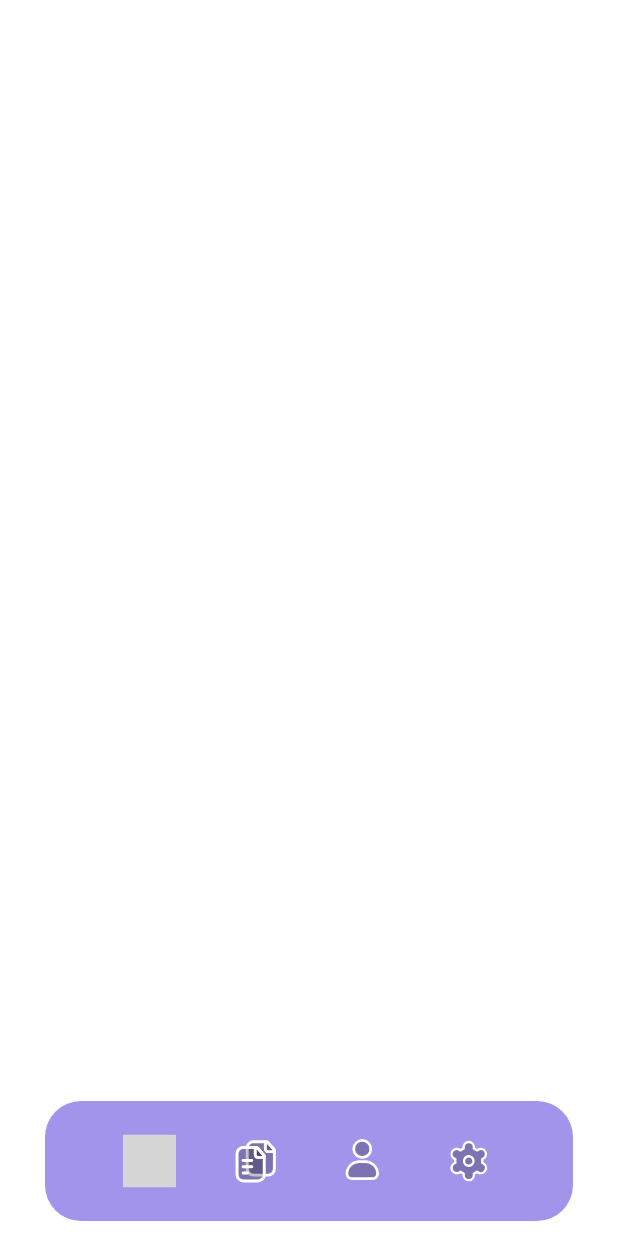
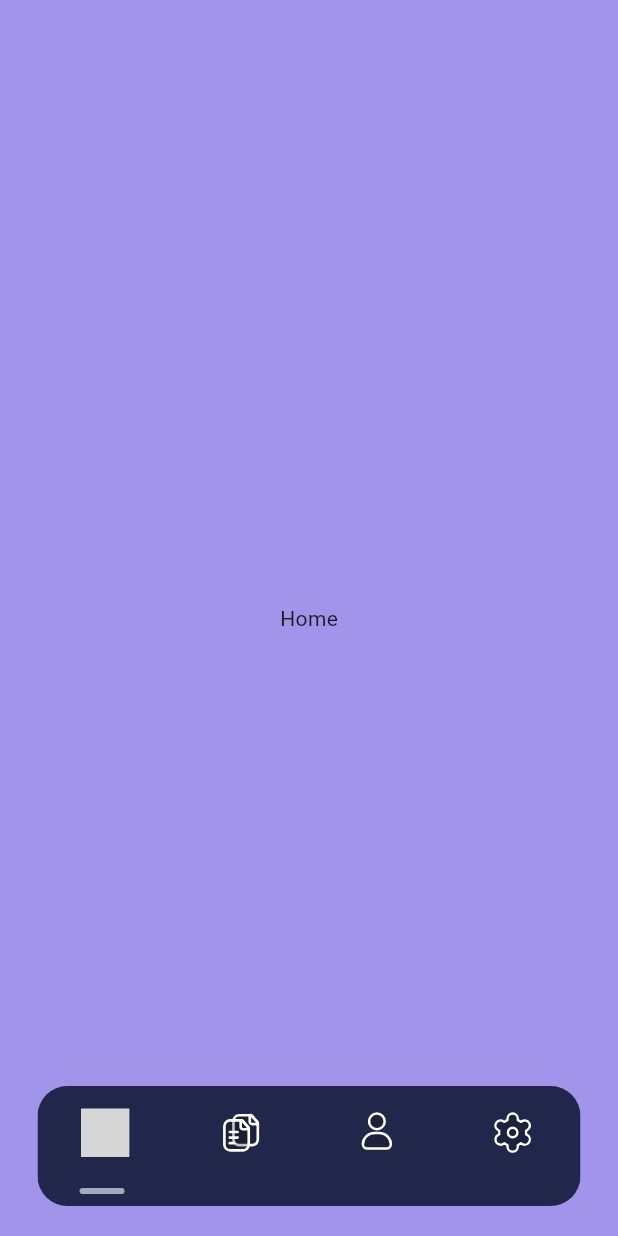
Before and after one commit to riju-stone/autopass, a Flutter app: the screen it shows after launch, on a phone screen of 412 x 824 dp. Run offline on Flutter 3.47's test engine with Material 3 defaults, Android fonts, the light colour scheme and no system bars; our stand-ins replace flutter_riverpod, lottie; grey boxes are pictures that could not be loaded.

Commit message:
added: custom navigation logic

```diff
--- a/lib/bottom_navigation.dart
+++ b/lib/bottom_navigation.dart
@@ -1,51 +1,135 @@
+import 'dart:io' show Platform;
+import 'package:flutter/material.dart';
+import 'package:flutter_riverpod/flutter_riverpod.dart';
+
 import 'package:autopass/constants.dart';
+
 import 'package:autopass/custom/lottie_icons.dart';
-import 'package:flutter/material.dart';
+import 'package:autopass/custom/tab_indicator.dart';
 
-class BottomNavigation extends StatefulWidget {
+import 'package:autopass/screens/home_screen.dart';
+import 'package:autopass/screens/settings_screen.dart';
+import 'package:autopass/screens/user_screen.dart';
+import 'package:autopass/screens/vault_screen.dart';
+
+final _navIndexProvider = StateProvider((ref) => 0);
+
+class BottomNavigation extends StatelessWidget {
   const BottomNavigation({super.key});
 
-  @override
-  State<BottomNavigation> createState() => _BottomNavigationState();
-}
+  final List<Widget> screens = const [
+    HomeScreen(),
+    VaultScreen(),
+    UserScreen(),
+    SettingsScreen()
+  ];
 
-class _BottomNavigationState extends State<BottomNavigation> {
   @override
   Widget build(BuildContext context) {
     return Scaffold(
       backgroundColor: darkBackgroundColor,
-      bottomNavigationBar: SafeArea(
+      body: Consumer(
+        builder: (context, ref, child) {
+          final currentIndex = ref.watch(_navIndexProvider);
+          return IndexedStack(
+            index: currentIndex,
+            children: screens,
+          );
+        },
+      ),
+      floatingActionButtonLocation: FloatingActionButtonLocation.centerDocked,
+      floatingActionButton: SafeArea(
         child: Container(
           height: 80,
-          padding: const EdgeInsets.all(12),
-          margin: const EdgeInsets.symmetric(horizontal: 30, vertical: 10),
-          decoration: BoxDecoration(
-            color: primaryColor.withOpacity(1),
-            borderRadius: const BorderRadius.all(Radius.circular(24)),
+          margin: EdgeInsets.only(
+              left: 25, right: 25, bottom: Platform.isAndroid == true ? 20 : 5),
+          child: Consumer(
+            builder: (context, ref, child) {
+              final currentIndex = ref.watch(_navIndexProvider);
+              return ClipRRect(
+                borderRadius: BorderRadius.circular(20),
+                clipBehavior: Clip.antiAliasWithSaveLayer,
+                child: Column(
+                  mainAxisAlignment: MainAxisAlignment.spaceBetween,
+                  children: [
+                    BottomNavigationBar(
+                      type: BottomNavigationBarType.fixed,
+                      currentIndex: currentIndex,
+                      backgroundColor: darkBlueColor,
+                      showSelectedLabels: false,
+                      showUnselectedLabels: false,
+                      elevation: 0,
+                      onTap: (value) {
+                        ref
+                            .read(_navIndexProvider.notifier)
+                            .update((state) => value);
+                      },
+                      items: [
+                        BottomNavigationBarItem(
+                          label: "Home",
+                          icon: LottieIcon(
+                            iconName: "home",
+                            height: 32,
+                            width: 32,
+                            onTap: () {
+                              ref
+                                  .read(_navIndexProvider.notifier)
+                                  .update((state) => 0);
+                            },
                           ),
-          child:
-              const Row(mainAxisAlignment: MainAxisAlignment.center, children: [
-            LottieIcon(
-              iconName: "home",
-              height: 35,
-              width: 55,
                         ),
-            LottieIcon(
+                        BottomNavigationBarItem(
+                          label: "Vault",
+                          icon: LottieIcon(
                             iconName: "vault",
-              height: 38,
-              width: 55,
+                            height: 34,
+                            width: 34,
+                            onTap: () {
+                              ref
+                                  .read(_navIndexProvider.notifier)
+                                  .update((state) => 1);
+                            },
                           ),
-            LottieIcon(
+                        ),
+                        BottomNavigationBarItem(
+                          label: "User",
+                          icon: LottieIcon(
                             iconName: "user",
-              height: 35,
-              width: 55,
+                            height: 32,
+                            width: 32,
+                            onTap: () {
+                              ref
+                                  .read(_navIndexProvider.notifier)
+                                  .update((state) => 2);
+                            },
                           ),
-            LottieIcon(
+                        ),
+                        BottomNavigationBarItem(
+                          label: "Settings",
+                          icon: LottieIcon(
                             iconName: "settings",
                             height: 30,
-              width: 55,
-            )
-          ]),
+                            width: 30,
+                            onTap: () {
+                              ref
+                                  .read(_navIndexProvider.notifier)
+                                  .update((state) => 3);
+                            },
+                          ),
+                        ),
+                      ],
+                    ),
+                    TabIndicator(
+                      selectedIndex: currentIndex,
+                      backgroundColor: darkBlueColor,
+                      selectedTabColor: Colors.white.withOpacity(0.6),
+                      unselectedTabColor: darkBlueColor,
+                    ),
+                  ],
+                ),
+              );
+            },
+          ),
         ),
       ),
     );
--- a/lib/constants.dart
+++ b/lib/constants.dart
@@ -2,8 +2,10 @@ import 'dart:ui';
 
 import 'package:flutter/material.dart';
 
-const Color primaryColor = Color(0x00a194ea);
-const Color secondaryColor = Color(0x00d9fe82);
-const Color tertiaryColor = Color(0x00f3b1f7);
+const Color primaryColor = Color(0xffa194ea);
+const Color darkBlueColor = Color(0xff20274a);
+const Color paleBlueColor = Color(0xffdcdbfc);
+const Color secondaryColor = Color(0xffd9fe82);
+const Color tertiaryColor = Color(0xfff3b1f7);
 
-const Color darkBackgroundColor = Color(0x00141414);
+const Color darkBackgroundColor = Color(0xff141414);
--- a/lib/custom/lottie_icons.dart
+++ b/lib/custom/lottie_icons.dart
@@ -6,11 +6,13 @@ class LottieIcon extends StatefulWidget {
       {super.key,
       required this.iconName,
       required this.height,
-      required this.width});
+      required this.width,
+      required this.onTap});
 
   final String iconName;
   final double height;
   final double width;
+  final Function onTap;
 
   @override
   State<LottieIcon> createState() => _LottieIconState();
@@ -33,12 +35,13 @@ class _LottieIconState extends State<LottieIcon> with TickerProviderStateMixin {
 
   @override
   Widget build(BuildContext context) {
-    return IconButton(
-      onPressed: () {
+    return GestureDetector(
+      onTap: () {
+        widget.onTap();
         _controller.reset();
         _controller.forward();
       },
-      icon: Lottie.asset('assets/icons/animated/${widget.iconName}.json',
+      child: Lottie.asset('assets/icons/animated/${widget.iconName}.json',
           height: widget.height,
           width: widget.width,
           controller: _controller, onLoaded: (composition) {
--- /dev/null
+++ b/lib/custom/tab_indicator.dart
@@ -0,0 +1,56 @@
+import 'package:flutter/material.dart';
+
+// ignore: must_be_immutable
+class TabIndicator extends StatefulWidget {
+  TabIndicator({
+    super.key,
+    required this.selectedIndex,
+    required this.backgroundColor,
+    required this.selectedTabColor,
+    required this.unselectedTabColor,
+  });
+
+  late int selectedIndex;
+  final Color backgroundColor;
+  final Color selectedTabColor;
+  final Color unselectedTabColor;
+
+  @override
+  State<TabIndicator> createState() => _TabIndicatorState();
+}
+
+class _TabIndicatorState extends State<TabIndicator>
+    with TickerProviderStateMixin {
+  @override
+  Widget build(BuildContext context) {
+    return Container(
+      height: 12,
+      padding: const EdgeInsets.symmetric(horizontal: 28),
+      decoration: BoxDecoration(
+        color: widget.backgroundColor,
+      ),
+      child: Row(
+        mainAxisAlignment: MainAxisAlignment.spaceBetween,
+        crossAxisAlignment: CrossAxisAlignment.start,
+        children: [
+          for (int i = 0; i < 4; i++)
+            Container(
+              height: 4,
+              width: 30,
+              decoration: BoxDecoration(
+                color: i == widget.selectedIndex
+                    ? widget.selectedTabColor
+                    : widget.unselectedTabColor,
+                borderRadius: const BorderRadius.only(
+                  bottomLeft: Radius.circular(50),
+                  bottomRight: Radius.circular(50),
+                  topLeft: Radius.circular(50),
+                  topRight: Radius.circular(50),
+                ),
+              ),
+            )
+        ],
+      ),
+    );
+  }
+}
--- a/lib/main.dart
+++ b/lib/main.dart
@@ -1,12 +1,13 @@
 import 'package:flutter/material.dart';
 import 'package:autopass/bottom_navigation.dart';
+import 'package:flutter_riverpod/flutter_riverpod.dart';
 
 void main() {
-  runApp(const MyApp());
+  runApp(const ProviderScope(child: AutoPassApp()));
 }
 
-class MyApp extends StatelessWidget {
-  const MyApp({super.key});
+class AutoPassApp extends StatelessWidget {
+  const AutoPassApp({super.key});
 
   // This widget is the root of your application.
   @override
--- /dev/null
+++ b/lib/screens/home_screen.dart
@@ -0,0 +1,17 @@
+import 'package:autopass/constants.dart';
+import 'package:flutter/material.dart';
+
+class HomeScreen extends StatelessWidget {
+  const HomeScreen({super.key});
+
+  @override
+  Widget build(BuildContext context) {
+    return const Scaffold(
+      extendBody: true,
+      backgroundColor: primaryColor,
+      body: Center(
+        child: Text("Home"),
+      ),
+    );
+  }
+}
--- /dev/null
+++ b/lib/screens/settings_screen.dart
@@ -0,0 +1,16 @@
+import 'package:autopass/constants.dart';
+import 'package:flutter/material.dart';
+
+class SettingsScreen extends StatelessWidget {
+  const SettingsScreen({super.key});
+
+  @override
+  Widget build(BuildContext context) {
+    return const Scaffold(
+      backgroundColor: tertiaryColor,
+      body: Center(
+        child: Text("Settings"),
+      ),
+    );
+  }
+}
--- /dev/null
+++ b/lib/screens/user_screen.dart
@@ -0,0 +1,16 @@
+import 'package:autopass/constants.dart';
+import 'package:flutter/material.dart';
+
+class UserScreen extends StatelessWidget {
+  const UserScreen({super.key});
+
+  @override
+  Widget build(BuildContext context) {
+    return const Scaffold(
+      backgroundColor: paleBlueColor,
+      body: Center(
+        child: Text("User"),
+      ),
+    );
+  }
+}
--- /dev/null
+++ b/lib/screens/vault_screen.dart
@@ -0,0 +1,16 @@
+import 'package:autopass/constants.dart';
+import 'package:flutter/material.dart';
+
+class VaultScreen extends StatelessWidget {
+  const VaultScreen({super.key});
+
+  @override
+  Widget build(BuildContext context) {
+    return const Scaffold(
+      backgroundColor: secondaryColor,
+      body: Center(
+        child: Text("Vaults"),
+      ),
+    );
+  }
+}
--- a/pubspec.yaml
+++ b/pubspec.yaml
@@ -36,6 +36,7 @@ dependencies:
   # Use with the CupertinoIcons class for iOS style icons.
   cupertino_icons: ^1.0.6
   lottie: ^3.1.0
+  flutter_riverpod: ^2.5.1
 
 dev_dependencies:
   flutter_test:
```
Also changed, not shown: 2 other files. Lines whose indentation alone changed are shown as unchanged.
